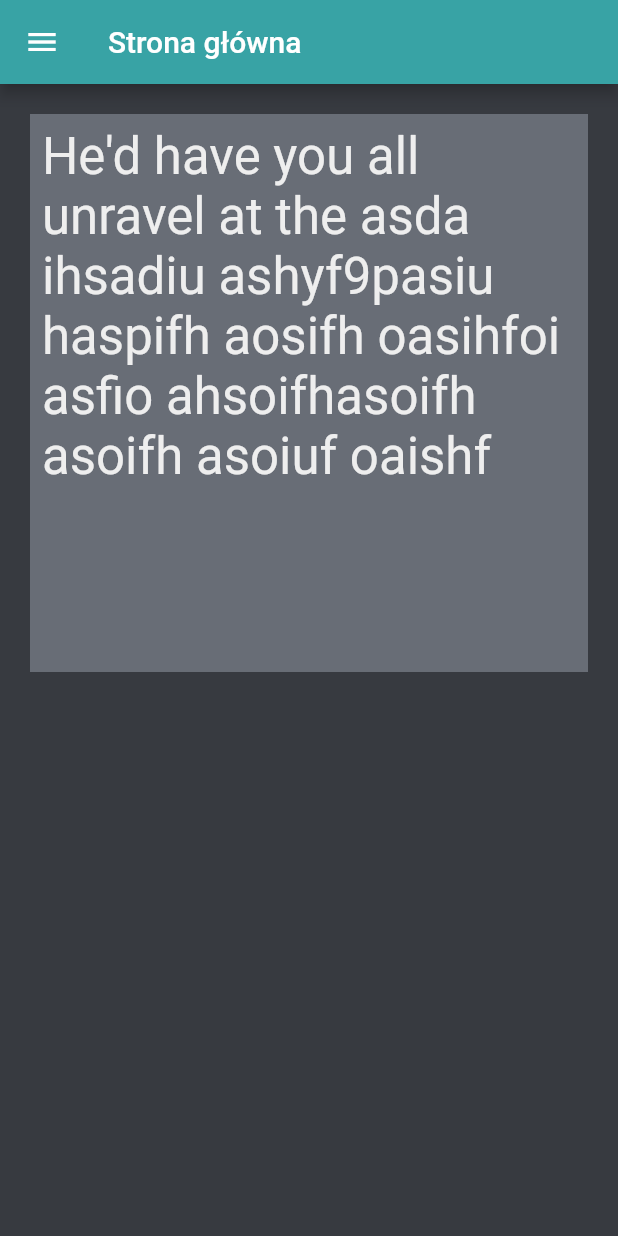
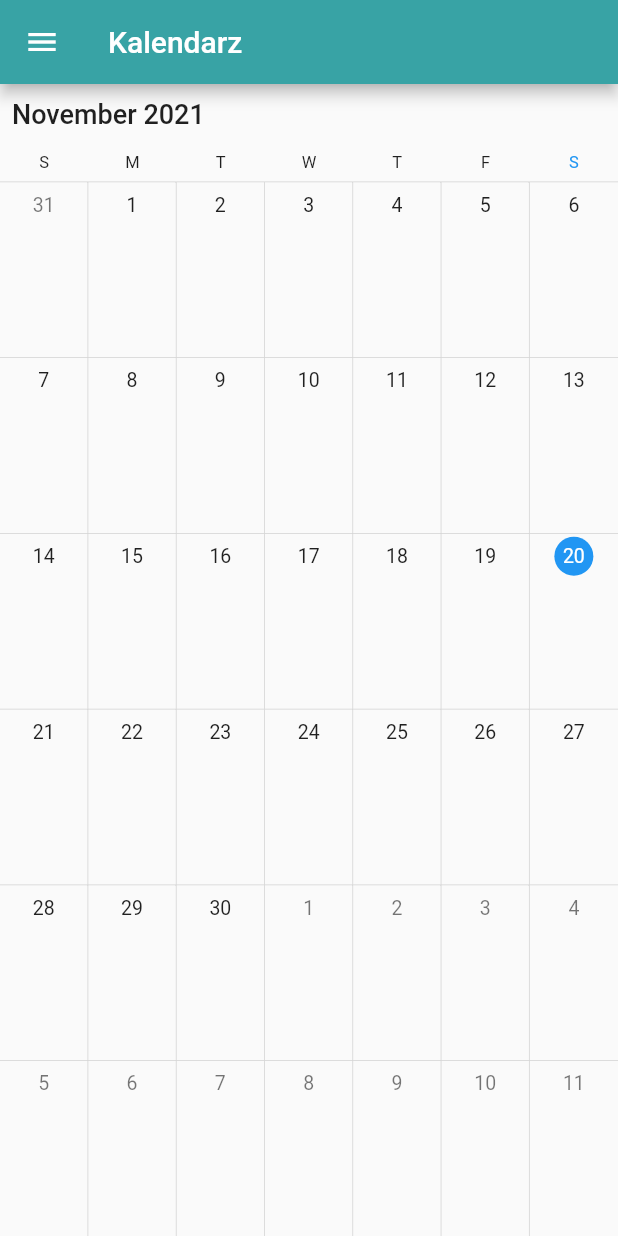
Before and after one commit to Me-Phew/cn-2021, a Flutter app: the Calendar screen opened by its route, on a phone screen of 412 x 824 dp. Run offline on Flutter 3.47's test engine with Material 2 defaults, Android fonts, the phone set to English and light mode, and no system bars; drawn by our look-alikes of syncfusion_flutter_calendar; our stand-ins replace rflutter_alert.

Commit message:
Fix naming issues

```diff
--- a/lib/calendar.dart
+++ b/lib/calendar.dart
@@ -3,6 +3,7 @@ import 'package:smart_family/pages.dart';
 import 'static_routes.dart';
 import 'colors.dart';
 import 'pages_data.dart';
+import 'package:syncfusion_flutter_calendar/calendar.dart';
 
 class Calendar extends StatefulWidget {
   const Calendar({Key? key}) : super(key: key);
@@ -18,7 +19,7 @@ class _CalendarState extends State<Calendar> {
     return Scaffold(
         appBar: AppBar(
           backgroundColor: turquoise,
-          title: const Text('Strona główna'),
+          title: const Text('Kalendarz'),
         ),
         drawer: Drawer(
           child: Container (
@@ -82,24 +83,9 @@ class _CalendarState extends State<Calendar> {
             ),
           ),
         ),
-        body: Container (
-            color: backgroundColor,
-            child: GridView.count(
-              primary: false,
-              padding: const EdgeInsets.all(20),
-              crossAxisSpacing: 10,
-              mainAxisSpacing: 10,
-              crossAxisCount: 1,
-              children: <Widget>[
-                Container(
-                  child: Text('He\'d have you all unravel at the asda ihsadiu ashyf9pasiu haspifh aosifh oasihfoi asfio ahsoifhasoifh asoifh asoiuf oaishf ',
-                      style: Theme.of(context).textTheme.headline4!.copyWith(color: textColor)),
-                  padding: const EdgeInsets.all(8),
-                  color: lightGrey,
-                ),
-              ],
-            )
-        )
+        body: SfCalendar(
+          view: CalendarView.month,
+        ),
     );
   }
 
--- a/lib/chat.dart
+++ b/lib/chat.dart
@@ -18,7 +18,7 @@ class _ChatState extends State<Chat> {
     return Scaffold(
         appBar: AppBar(
           backgroundColor: turquoise,
-          title: const Text('Strona główna'),
+          title: const Text('Czat'),
         ),
         drawer: Drawer(
           child: Container (
--- a/lib/fridge.dart
+++ b/lib/fridge.dart
@@ -18,7 +18,7 @@ class _FridgeState extends State<Fridge> {
     return Scaffold(
         appBar: AppBar(
           backgroundColor: turquoise,
-          title: const Text('Strona główna'),
+          title: const Text('Lodówka'),
         ),
         drawer: Drawer(
           child: Container (
--- a/lib/home_budget.dart
+++ b/lib/home_budget.dart
@@ -18,7 +18,7 @@ class _HomeBudgetState extends State<HomeBudget> {
     return Scaffold(
         appBar: AppBar(
           backgroundColor: turquoise,
-          title: const Text('Strona główna'),
+          title: const Text('Budżet domowy'),
         ),
         drawer: Drawer(
           child: Container (
--- a/lib/http.dart
+++ b/lib/http.dart
@@ -1 +1 @@
-String BASE_API_URL = "http://10.8.8.114:3000/";
+const String baseApiUrl = "http://10.8.8.114:3000/";
--- a/lib/localization.dart
+++ b/lib/localization.dart
@@ -18,7 +18,7 @@ class _LocalizationState extends State<Localization> {
     return Scaffold(
         appBar: AppBar(
           backgroundColor: turquoise,
-          title: const Text('Strona główna'),
+          title: const Text('Lokalizacja'),
         ),
         drawer: Drawer(
           child: Container (
--- a/lib/my_family.dart
+++ b/lib/my_family.dart
@@ -18,7 +18,7 @@ class _MyFamilyState extends State<MyFamily> {
     return Scaffold(
         appBar: AppBar(
           backgroundColor: turquoise,
-          title: const Text('Strona główna'),
+          title: const Text('Moja rodzina'),
         ),
         drawer: Drawer(
           child: Container (
--- a/lib/settings.dart
+++ b/lib/settings.dart
@@ -18,7 +18,7 @@ class _SettingsState extends State<Settings> {
     return Scaffold(
         appBar: AppBar(
           backgroundColor: turquoise,
-          title: const Text('Strona główna'),
+          title: const Text('Ustawienia'),
         ),
         drawer: Drawer(
           child: Container (
--- a/lib/shopping.dart
+++ b/lib/shopping.dart
@@ -18,7 +18,7 @@ class _ShoppingState extends State<Shopping> {
     return Scaffold(
         appBar: AppBar(
           backgroundColor: turquoise,
-          title: const Text('Strona główna'),
+          title: const Text('Zakupy'),
         ),
         drawer: Drawer(
           child: Container (
--- a/pubspec.yaml
+++ b/pubspec.yaml
@@ -30,6 +30,7 @@ dependencies:
   flutter:
     sdk: flutter
   http: ^0.13.4
+  syncfusion_flutter_calendar: ^19.3.54
 
   # The following adds the Cupertino Icons font to your application.
   # Use with the CupertinoIcons class for iOS style icons.
```
Also changed, not shown: pubspec.lock.
